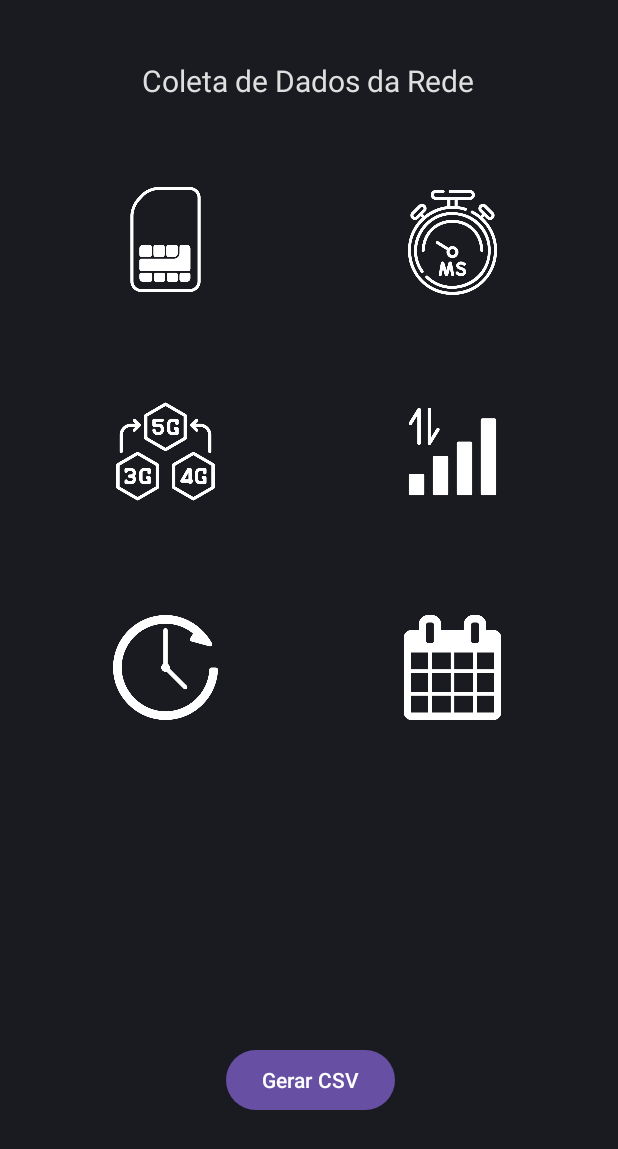
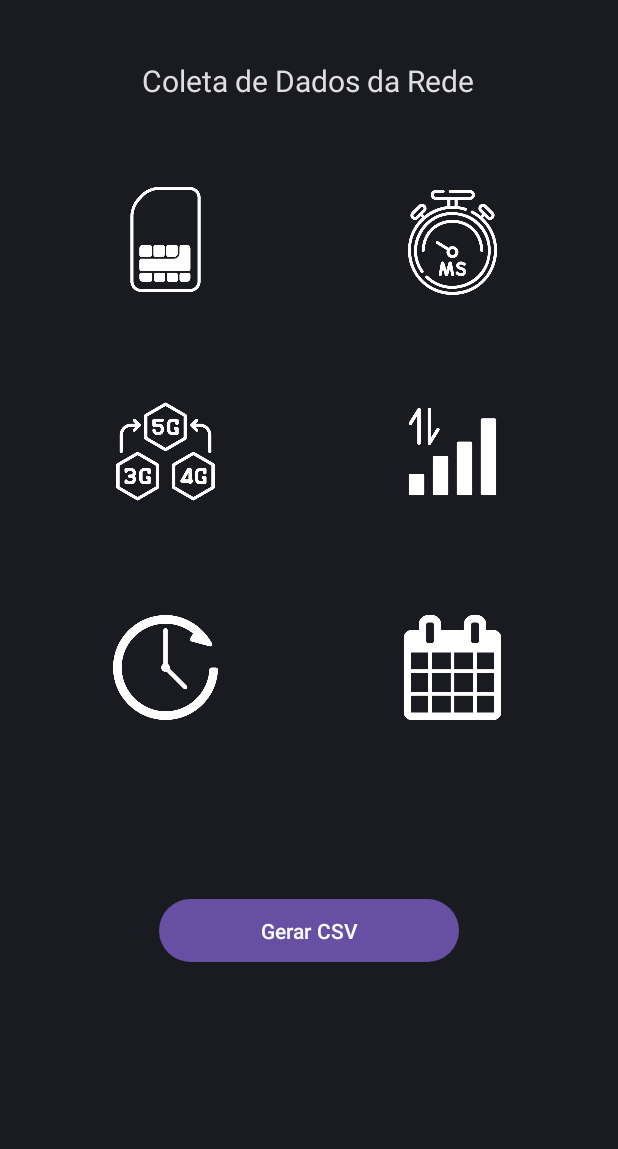
Before and after one commit to FelipeMaklouf/testeNetwork, an Android app: the layout activity_main.xml on its own in the app's theme, with its tools: preview values and no code run, on a phone screen of 412 x 824 dp. Shown: the top 1149 px of the screen. Run offline under Robolectric (Android 15) with nearby library versions, the phone set to English and light mode, and no system bars.

Commit message:
nova activity

```diff
--- a/app/src/main/java/com/example/networktest/MainActivity.kt
+++ b/app/src/main/java/com/example/networktest/MainActivity.kt
@@ -1,3 +1,5 @@
+@file:Suppress("DEPRECATION")
+
 package com.example.networktest
 
 import android.Manifest
@@ -25,6 +27,8 @@ import com.google.android.gms.maps.OnMapReadyCallback
 import com.opencsv.CSVWriter
 import java.io.File
 import java.io.FileWriter
+import android.widget.Toast
+
 
 class MainActivity : AppCompatActivity(){
     private val csv = "network_info.csv"
@@ -67,6 +71,7 @@ class MainActivity : AppCompatActivity(){
         val generateButton: Button = findViewById(R.id.generate_button)
         generateButton.setOnClickListener {
             informativenessOperator()
+            Toast.makeText(this, "Arquivo CSV criado com sucesso!", Toast.LENGTH_SHORT).show()
         }
     }
 
@@ -94,8 +99,10 @@ class MainActivity : AppCompatActivity(){
         if (networkInfo != null && networkInfo.isConnected) {
             if (networkType == "MOBILE"){
                 networkTypeTextView.text = "Tipo de Rede: Dados Móveis"
+                operatorTextView.text = "Operadora: $operatorNome"
             } else {
                 networkTypeTextView.text = "Tipo de Rede: $networkType"
+                operatorTextView.text = "Provedor: $ssid"
             }
             if (linkSpeedMbps != null && linkSpeedMbps > 0) {
                 wifiSpeedTextView.text = "Velocidade Wifi: $linkSpeedMbps Mbps"
@@ -111,20 +118,8 @@ class MainActivity : AppCompatActivity(){
                 }
             }
         }
-        if (checkSelfPermission(Manifest.permission.READ_PHONE_STATE) == PackageManager.PERMISSION_GRANTED) {
-            operatorTextView.text = "Operadora: $operatorNome"
-        }
-        if (networkType == "MOBILE"){
-            networkTypeTextView.text = "Tipo de Rede: Dados Móveis"
-            operatorTextView.text = "Operadora: $operatorNome"
-        } else if(networkType == "WIFI"){
-            networkTypeTextView.text = "Tipo de Rede: $networkType"
-            if (Build.VERSION.SDK_INT >= Build.VERSION_CODES.Q && ssid.startsWith("\"") && ssid.endsWith("\"")) {
-                operatorTextView.text = "Provedor: $ssid"
-            }
-        }
 
-        val data = listOf(networkSubType)
+        val data = listOf(networkSubType, networkType, operatorNome, linkSpeedMbps, ssid)
         val csvFile: File
         val externalStorageState = Environment.getExternalStorageState()
 
@@ -137,14 +132,15 @@ class MainActivity : AppCompatActivity(){
         try {
             val csvWriter = FileWriter(csvFile)
             data.forEach { data ->
-                csvWriter.append("${networkSubType}")
-                csvWriter.append('\n')
+                csvWriter.append("${networkSubType} ", "${networkType} ","${operatorNome} ",
+                    "${linkSpeedMbps} ")
+                csvWriter.appendLine()
             }
-
             csvWriter.flush()
             csvWriter.close()
         } catch (e: IOException) {
             e.printStackTrace()
+            Toast.makeText(this, "Erro ao criar o arquivo CSV", Toast.LENGTH_SHORT).show()
         }
     }
     private inner class PingTask : AsyncTask<Void, Void, String>() {
--- a/app/src/main/res/layout/activity_main.xml
+++ b/app/src/main/res/layout/activity_main.xml
@@ -150,8 +150,8 @@
         android:layout_width="wrap_content"
         android:layout_height="wrap_content"
         android:layout_marginTop="40dp"
+        android:contentDescription="@string/titleapp"
         android:text="Coleta de Dados da Rede"
-        android:contentDescription="@string/titleapp"
         android:textColor="#DFDFDF"
         android:textSize="20sp"
         app:layout_constraintEnd_toEndOf="parent"
@@ -161,15 +161,18 @@
 
     <Button
         android:id="@+id/generate_button"
-        android:layout_width="wrap_content"
-        android:layout_height="wrap_content"
+        android:layout_width="200dp"
+        android:layout_height="50dp"
         android:layout_marginStart="161dp"
         android:layout_marginEnd="160dp"
-        android:layout_marginBottom="80dp"
         android:text="Gerar CSV"
+        android:textColorLink="#FFFFFF"
         app:layout_constraintBottom_toBottomOf="parent"
         app:layout_constraintEnd_toEndOf="parent"
-        app:layout_constraintStart_toStartOf="parent" />
+        app:layout_constraintHorizontal_bias="0.509"
+        app:layout_constraintStart_toStartOf="parent"
+        app:layout_constraintTop_toTopOf="parent"
+        app:layout_constraintVertical_bias="0.769" />
 
 
 </androidx.constraintlayout.widget.ConstraintLayout>
```
